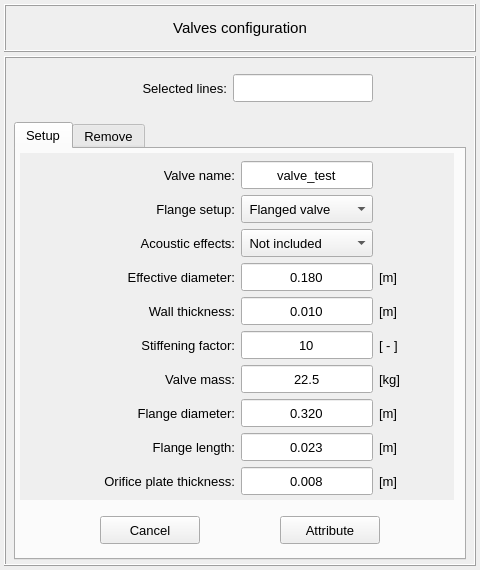
This is pulse/interface/data/ui_files/model/setup/structural/valve_input.ui in open-pulse/OpenPulse as Qt 5 draws it before an edit. The edited form follows.
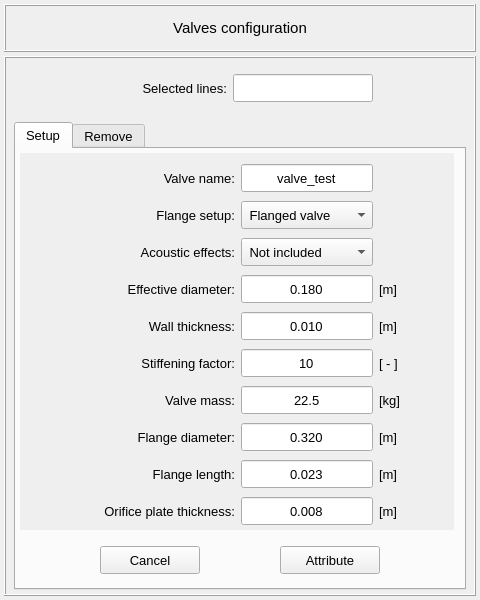
This is the edited form.

```diff
--- a/pulse/interface/data/ui_files/model/setup/structural/valve_input.ui
+++ b/pulse/interface/data/ui_files/model/setup/structural/valve_input.ui
@@ -7,7 +7,7 @@
     <x>0</x>
     <y>0</y>
     <width>480</width>
-    <height>570</height>
+    <height>600</height>
    </rect>
   </property>
   <property name="minimumSize">
@@ -188,8 +188,8 @@
                  <rect>
                   <x>0</x>
                   <y>0</y>
-                  <width>415</width>
-                  <height>344</height>
+                  <width>432</width>
+                  <height>377</height>
                  </rect>
                 </property>
                 <layout class="QGridLayout" name="gridLayout_10">
```
